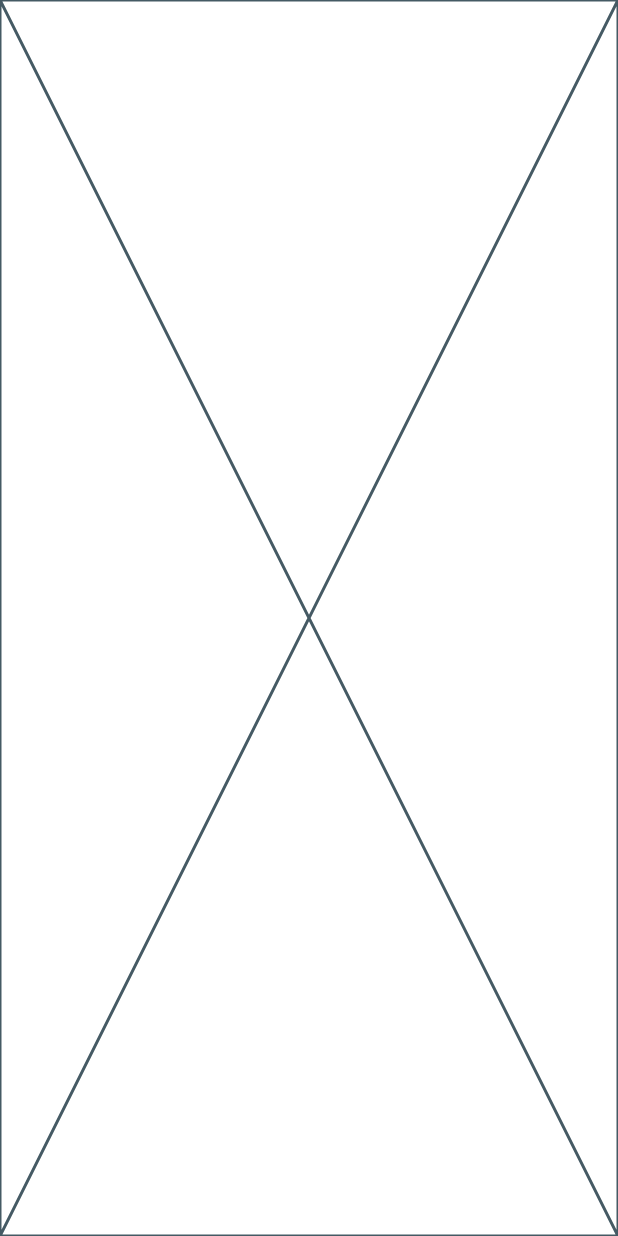
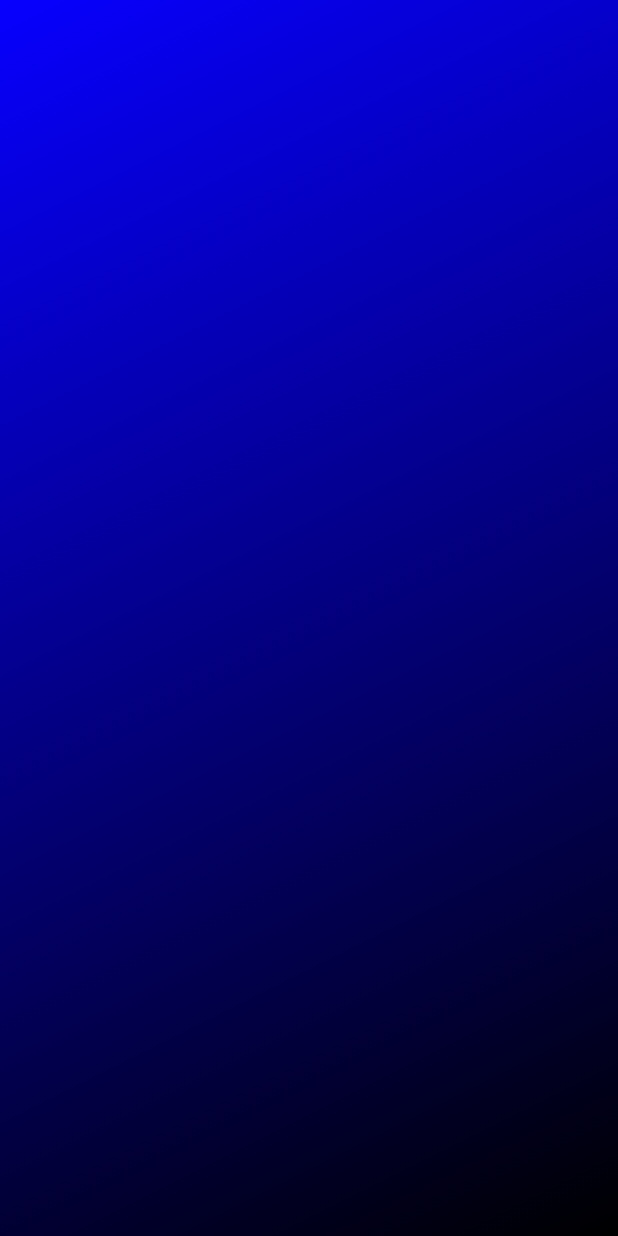
Before and after one commit to bytes7bytes7/weather, a Flutter app: the screen it shows after launch, on a phone screen of 412 x 824 dp. Run offline on Flutter 3.47's test engine with Material 2 defaults, Android fonts, the phone set to English and light mode, and no system bars; our stand-ins replace flutter_bloc, freezed_annotation, get_it, injectable; project files that could hold a hidden picture were left out.

Commit message:
add ColorSchemeTX

```diff
--- a/lib/presentation/app.dart
+++ b/lib/presentation/app.dart
@@ -1,5 +1,6 @@
 import 'package:flutter/material.dart';
 
+import '../themes/themes.dart';
 import 'screens/splash_screen.dart';
 
 class App extends StatelessWidget {
@@ -7,9 +8,10 @@ class App extends StatelessWidget {
 
   @override
   Widget build(BuildContext context) {
-    return const MaterialApp(
+    return MaterialApp(
       title: 'Weather Test Task',
-      home: SplashScreen(),
+      theme: lightTheme,
+      home: const SplashScreen(),
     );
   }
 }
--- a/lib/presentation/screens/splash_screen.dart
+++ b/lib/presentation/screens/splash_screen.dart
@@ -1,10 +1,26 @@
 import 'package:flutter/material.dart';
+
+import '../../themes/extensions/color_scheme_tx.dart';
 
 class SplashScreen extends StatelessWidget {
   const SplashScreen({super.key});
 
   @override
   Widget build(BuildContext context) {
-    return const Placeholder();
+    final theme = Theme.of(context);
+    final colorSchemeTX = theme.extension<ColorSchemeTX>()!;
+
+    return DecoratedBox(
+      decoration: BoxDecoration(
+        gradient: LinearGradient(
+          colors: [
+            colorSchemeTX.gradientPrimary,
+            colorSchemeTX.gradientSecondary,
+          ],
+          begin: Alignment.topLeft,
+          end: Alignment.bottomRight,
+        ),
+      ),
+    );
   }
 }
--- /dev/null
+++ b/lib/themes/extensions/color_scheme_tx.dart
@@ -0,0 +1,45 @@
+import 'package:flutter/material.dart';
+
+class ColorSchemeTX extends ThemeExtension<ColorSchemeTX> {
+  const ColorSchemeTX({
+    required this.gradientPrimary,
+    required this.gradientSecondary,
+  });
+
+  final Color gradientPrimary;
+  final Color gradientSecondary;
+
+  @override
+  ThemeExtension<ColorSchemeTX> copyWith({
+    Color? gradientPrimary,
+    Color? gradientSecondary,
+  }) {
+    return ColorSchemeTX(
+      gradientPrimary: gradientPrimary ?? this.gradientPrimary,
+      gradientSecondary: gradientSecondary ?? this.gradientSecondary,
+    );
+  }
+
+  @override
+  ThemeExtension<ColorSchemeTX> lerp(
+    covariant ThemeExtension<ColorSchemeTX>? other,
+    double t,
+  ) {
+    if (other is! ColorSchemeTX) {
+      return this;
+    }
+
+    return ColorSchemeTX(
+      gradientPrimary: Color.lerp(
+        gradientPrimary,
+        other.gradientPrimary,
+        t,
+      )!,
+      gradientSecondary: Color.lerp(
+        gradientSecondary,
+        other.gradientSecondary,
+        t,
+      )!,
+    );
+  }
+}
--- /dev/null
+++ b/lib/themes/extensions/extensions.dart
@@ -0,0 +1 @@
+export 'color_scheme_tx.dart';
--- a/lib/themes/light/colors.dart
+++ b/lib/themes/light/colors.dart
@@ -10,4 +10,5 @@ class _Colors {
   static const regentGray = Color(0xFF8799A5);
   static const athensGray = Color(0xFFE4E6EC);
   static const heliotrope = Color(0xFFBD87FF);
+  static const maxicanRed = Color(0xFF9F233A);
 }
--- a/lib/themes/light/light_theme.dart
+++ b/lib/themes/light/light_theme.dart
@@ -1,10 +1,28 @@
 import 'package:flutter/material.dart';
 
 import '../../gen/fonts.gen.dart';
+import '../extensions/color_scheme_tx.dart';
 
 part 'colors.dart';
 
 final lightTheme = ThemeData.light().copyWith(
+  scaffoldBackgroundColor: _Colors.white,
+  iconTheme: const IconThemeData(
+    color: _Colors.white,
+  ),
+  colorScheme: const ColorScheme(
+    brightness: Brightness.light,
+    primary: _Colors.blue,
+    onPrimary: _Colors.white,
+    secondary: _Colors.heliotrope,
+    onSecondary: _Colors.white,
+    error: _Colors.maxicanRed,
+    onError: _Colors.white,
+    background: _Colors.white,
+    onBackground: _Colors.black,
+    surface: _Colors.white,
+    onSurface: _Colors.black,
+  ),
   textTheme: const TextTheme(
     displayLarge: TextStyle(
       fontSize: 64,
@@ -33,7 +51,7 @@ final lightTheme = ThemeData.light().copyWith(
       fontSize: 28,
       fontWeight: FontWeight.w500,
       fontFamily: FontFamily.ubuntu,
-      color: _Colors.black,
+      color: _Colors.shark,
     ),
     titleMedium: TextStyle(
       fontSize: 17,
@@ -67,6 +85,31 @@ final lightTheme = ThemeData.light().copyWith(
       fontWeight: FontWeight.w400,
       color: _Colors.regentGray,
     ),
+    suffixIconColor: _Colors.blue,
+    focusedBorder: UnderlineInputBorder(
+      borderSide: BorderSide(
+        color: _Colors.blue,
+        width: 2,
+      ),
+    ),
+    enabledBorder: UnderlineInputBorder(
+      borderSide: BorderSide(
+        color: _Colors.athensGray,
+        width: 1,
+      ),
+    ),
+    errorBorder: UnderlineInputBorder(
+      borderSide: BorderSide(
+        color: _Colors.maxicanRed,
+        width: 1,
+      ),
+    ),
+    focusedErrorBorder: UnderlineInputBorder(
+      borderSide: BorderSide(
+        color: _Colors.maxicanRed,
+        width: 2,
+      ),
+    ),
   ),
   elevatedButtonTheme: ElevatedButtonThemeData(
     style: ButtonStyle(
@@ -77,6 +120,19 @@ final lightTheme = ThemeData.light().copyWith(
           color: _Colors.white,
         ),
       ),
+      foregroundColor: MaterialStateProperty.resolveWith((states) {
+        if (states.contains(MaterialState.disabled)) {
+          return _Colors.blue.withOpacity(0.5);
+        }
+
+        return _Colors.blue;
+      }),
     ),
   ),
+  extensions: [
+    const ColorSchemeTX(
+      gradientPrimary: _Colors.blue,
+      gradientSecondary: _Colors.black,
+    ),
+  ],
 );
```
